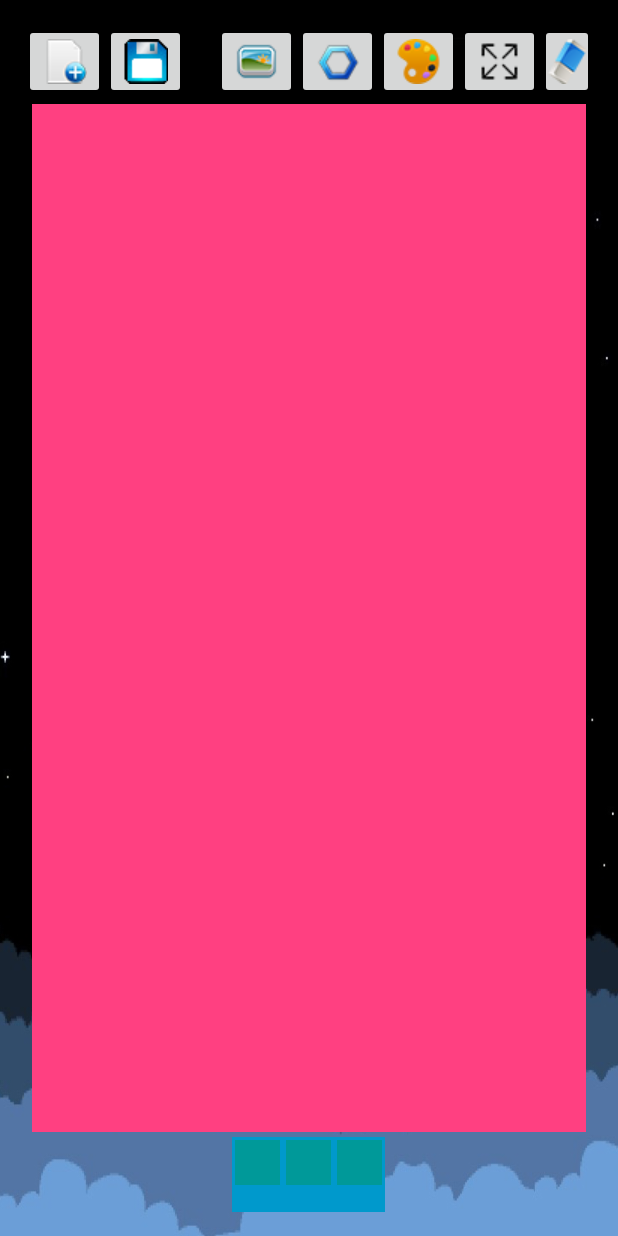
After one commit to Android-Apps-Team-Charlie/The-Adventures-Of-Charlie, an Android app: the DrawingActivity screen opened directly, with no data from a screen before it, on a phone screen of 412 x 824 dp. The commit adds this screen. Run offline under Robolectric (Android 15) with nearby library versions, the phone set to English and light mode, and no system bars.

Commit message:
Added DrawingActivity.java to act as the canvas of the application included partial layouts (toolbars)

```diff
--- a/CharlieTheUnicornComicStrip/app/src/main/AndroidManifest.xml
+++ b/CharlieTheUnicornComicStrip/app/src/main/AndroidManifest.xml
@@ -18,6 +18,7 @@
                 <category android:name="android.intent.category.LAUNCHER" />
             </intent-filter>
         </activity>
+        <activity android:name=".DrawingActivity"></activity>
     </application>
 
 </manifest>
--- /dev/null
+++ b/CharlieTheUnicornComicStrip/app/src/main/java/com/charlietheunicorn/charlietheunicorncomicstrip/DrawingActivity.java
@@ -0,0 +1,16 @@
+package com.charlietheunicorn.charlietheunicorncomicstrip;
+
+import android.support.v7.app.AppCompatActivity;
+import android.os.Bundle;
+import android.view.View;
+import android.widget.LinearLayout;
+
+public class DrawingActivity extends AppCompatActivity {
+
+    @Override
+    protected void onCreate(Bundle savedInstanceState) {
+        super.onCreate(savedInstanceState);
+        setContentView(R.layout.activity_drawing);
+        LinearLayout layout = (LinearLayout)findViewById(R.id.drawing_layout);
+    }
+}
--- a/CharlieTheUnicornComicStrip/app/src/main/res/drawable/rocket_thrust.xml
+++ b/CharlieTheUnicornComicStrip/app/src/main/res/drawable/rocket_thrust.xml
@@ -3,7 +3,7 @@
         android:oneshot="false"
         android:layout_width="match_parent"
         android:layout_height="match_parent">
-        <item android:drawable="@drawable/image1" android:duration="1000" />
-        <item android:drawable="@drawable/image2" android:duration="1000" />
-        <item android:drawable="@drawable/image3" android:duration="1000" />
+        <item android:drawable="@drawable/image1" android:duration="1500" />
+        <item android:drawable="@drawable/image2" android:duration="1500" />
+        <item android:drawable="@drawable/image3" android:duration="1500" />
     </animation-list>
--- /dev/null
+++ b/CharlieTheUnicornComicStrip/app/src/main/res/layout/activity_drawing.xml
@@ -0,0 +1,27 @@
+<?xml version="1.0" encoding="utf-8"?>
+<LinearLayout xmlns:android="http://schemas.android.com/apk/res/android"
+    xmlns:tools="http://schemas.android.com/tools"
+    android:layout_width="match_parent"
+    android:layout_height="match_parent"
+    android:paddingBottom="@dimen/activity_vertical_margin"
+    android:paddingLeft="@dimen/activity_horizontal_margin"
+    android:paddingRight="@dimen/activity_horizontal_margin"
+    android:paddingTop="@dimen/activity_vertical_margin"
+    android:fitsSystemWindows="true"
+    android:background="@drawable/background"
+    tools:context="com.charlietheunicorn.charlietheunicorncomicstrip.DrawingActivity"
+    android:id="@+id/drawing_layout"
+    android:orientation="vertical">
+
+    <include
+        android:id="@+id/header"
+        layout="@layout/drawing_top_toolbar" />
+
+    <include
+        android:id="@+id/body"
+        layout="@layout/drawing_canvas" />
+
+    <include
+        android:id="@+id/bottom"
+        layout="@layout/drawing_bottom_toolbar" />
+</LinearLayout>
```
Also changed, not shown: CharlieTheUnicornComicStrip/app/src/main/java/com/charlietheunicorn/charlietheunicorncomicstrip/fragments/MainActivityFragment.java (+5 -12 lines).
